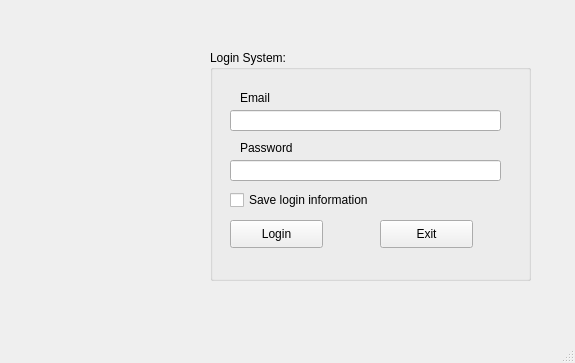
Qt form retail_project/uis/LoginMainWindow.ui (chizukoqn/machine_learning_k23416) before a commit.
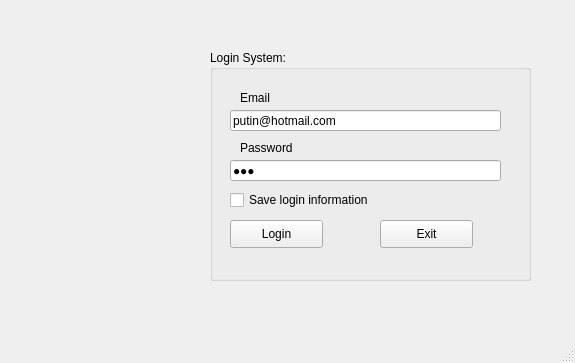
The same form after that commit. Icons and pictures are not drawn.

Diff of the .ui file:
```diff
--- a/retail_project/uis/LoginMainWindow.ui
+++ b/retail_project/uis/LoginMainWindow.ui
@@ -61,6 +61,9 @@
        <height>21</height>
       </rect>
      </property>
+     <property name="text">
+      <string>putin@hotmail.com</string>
+     </property>
     </widget>
     <widget class="QLineEdit" name="lineEditPassword">
      <property name="geometry">
@@ -71,6 +74,9 @@
        <height>21</height>
       </rect>
      </property>
+     <property name="text">
+      <string>123</string>
+     </property>
      <property name="echoMode">
       <enum>QLineEdit::Password</enum>
      </property>
```
Left out of the diff: 2 changed lines with no effect on the pictures.
